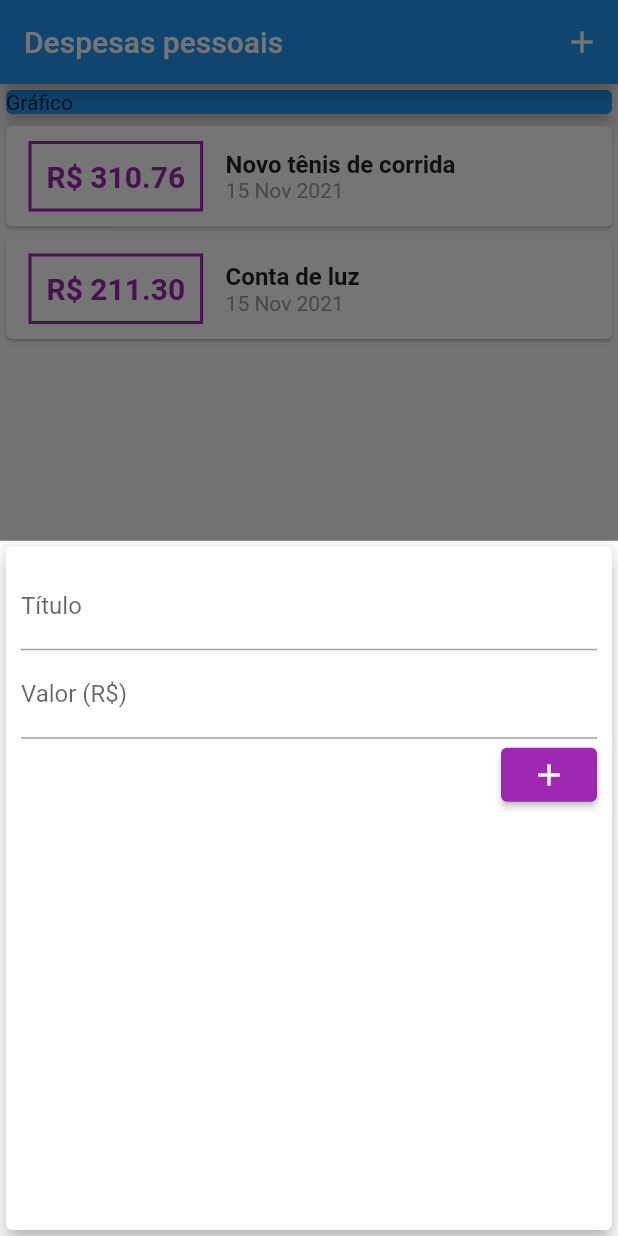
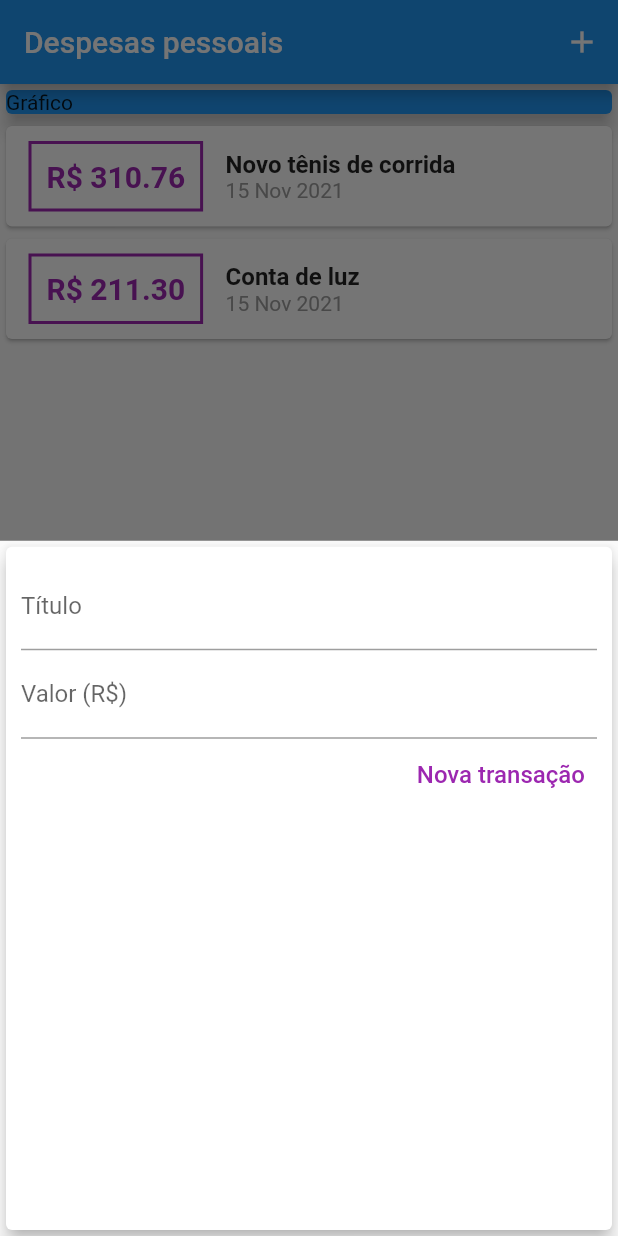
Before and after one commit to oElberte/expenses, a Flutter app: the screen it shows after launch, after a tap on the "add" icon, on a phone screen of 412 x 824 dp. Run offline on Flutter 3.47's test engine with Material 2 defaults, Android fonts, the phone set to English and light mode, and no system bars.

```diff
--- a/lib/components/transaction_form.dart
+++ b/lib/components/transaction_form.dart
@@ -1,15 +1,18 @@
 import 'package:flutter/material.dart';
 
-class TransactionForm extends StatelessWidget {
-  TransactionForm(this.onSubmit, {Key? key}) : super(key: key);
+class TransactionForm extends StatefulWidget {
+  final void Function(String, double) onSubmit;
 
+  const TransactionForm(this.onSubmit, {Key? key}) : super(key: key);
+
+  @override
+  State<TransactionForm> createState() => _TransactionFormState();
+}
+
+class _TransactionFormState extends State<TransactionForm> {
   final titleController = TextEditingController();
   final valueController = TextEditingController();
 
-  // This function receive the title and value from "_addTransaction"
-  final void Function(String, double) onSubmit;
-
-  // This function receive the title and the value inserted by the user and check if is valid for show in the app
   _submitForm() {
     final title = titleController.text;
     final value = double.tryParse(valueController.text) ?? 0.0;
@@ -18,7 +21,7 @@ class TransactionForm extends StatelessWidget {
       return;
     }
 
-    onSubmit(title, value);
+    widget.onSubmit(title, value);
   }
 
   @override
@@ -52,11 +55,17 @@ class TransactionForm extends StatelessWidget {
             Row(
               mainAxisAlignment: MainAxisAlignment.end,
               children: [
-                ElevatedButton(
+                TextButton(
                   onPressed: _submitForm,
-                  child: const Icon(Icons.add),
+                  child: const Text(
+                    "Nova transação",
+                    style: TextStyle(
+                      fontSize: 16,
+                    ),
+                  ),
                   style: ElevatedButton.styleFrom(
-                    primary: Colors.purple,
+                    primary: Colors.white,
+                    onPrimary: Colors.purple,
                   ),
                 ),
               ],
--- a/lib/main.dart
+++ b/lib/main.dart
@@ -38,7 +38,7 @@ class _MyHomePageState extends State<MyHomePage> {
     )
   ];
 
-  // This function receive the title and value inserted by the user and change the state of the aplication
+  // This function adds the title and value inserted by the user to the transaction form and shows on screen
   _addTransaction(String title, double value) {
     final newTransaction = Transaction(
       id: Random().nextDouble().toString(),
@@ -50,6 +50,8 @@ class _MyHomePageState extends State<MyHomePage> {
     setState(() {
       _transactions.add(newTransaction);
     });
+
+    Navigator.of(context).pop();
   }
 
   _openTransactionFormModal(BuildContext context) {
```
